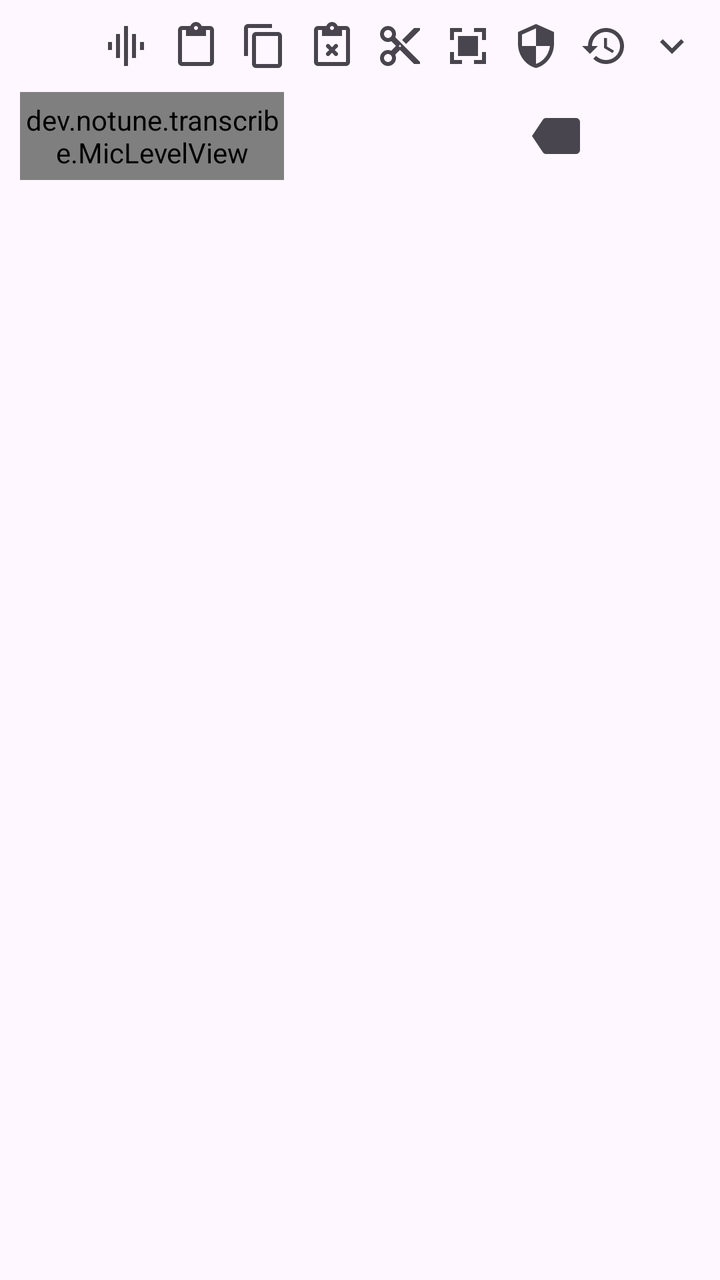
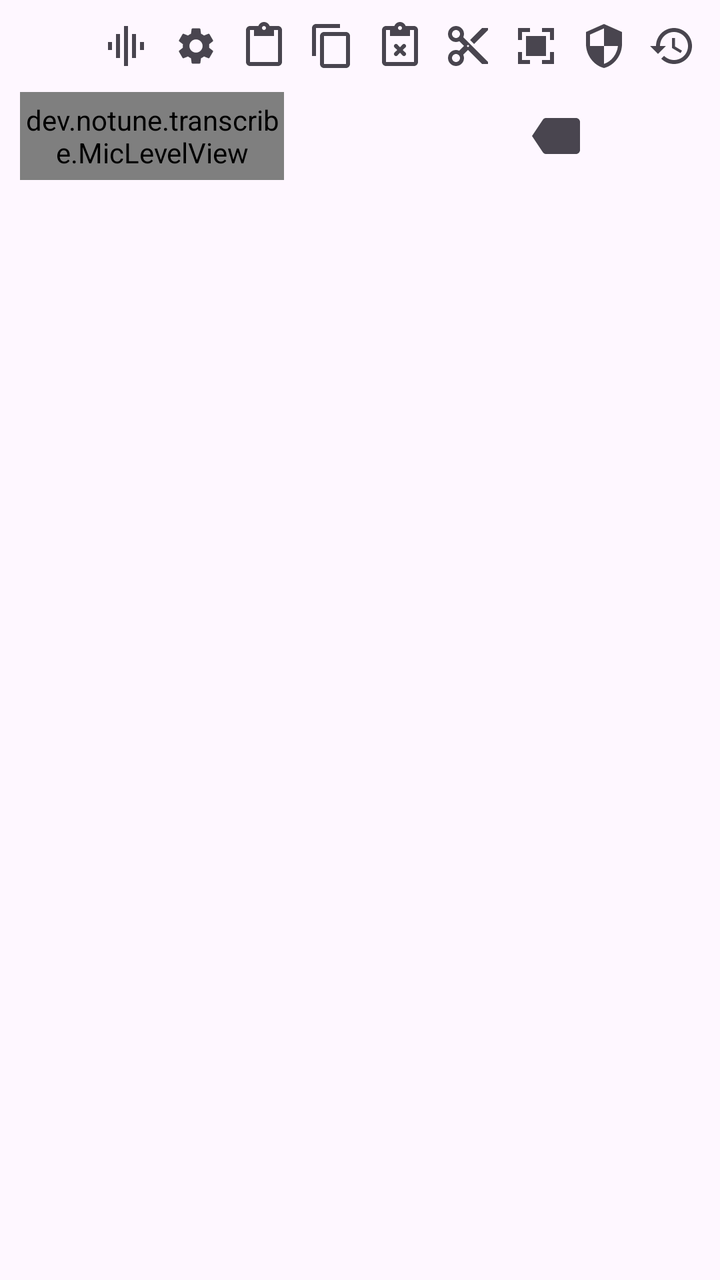

An Android layout rendered at two revisions. The XML below is the earlier revision; the diff shows what the commit changed to produce the second picture.
<!-- AndroidManifest.xml: application theme AppTheme -->
<!-- res/layout/ime_layout.xml -->
<?xml version="1.0" encoding="utf-8"?>
<LinearLayout xmlns:android="http://schemas.android.com/apk/res/android"
    xmlns:app="http://schemas.android.com/apk/res-auto"
    android:layout_width="match_parent"
    android:layout_height="wrap_content"
    android:orientation="vertical"
    android:background="?attr/colorSurface"
    android:paddingStart="10dp"
    android:paddingEnd="10dp"
    android:paddingTop="6dp"
    android:paddingBottom="6dp">

    
    <LinearLayout
        android:layout_width="match_parent"
        android:layout_height="36dp"
        android:orientation="horizontal"
        android:gravity="center_vertical"
        android:paddingBottom="2dp">

        <TextView
            android:id="@+id/ime_language_switch"
            android:layout_width="wrap_content"
            android:minWidth="34dp"
            android:layout_height="34dp"
            android:gravity="center"
            android:paddingStart="4dp"
            android:paddingEnd="4dp"
            android:background="?attr/selectableItemBackgroundBorderless"
            android:textColor="?attr/colorOnSurfaceVariant"
            android:textAppearance="?attr/textAppearanceLabelMedium"
            android:textStyle="bold"
            android:clickable="true"
            android:focusable="true"
            android:contentDescription="@string/ime_switch_language"/>

        <FrameLayout
            android:layout_width="34dp"
            android:layout_height="34dp"
            android:layout_marginStart="2dp">

            <ImageView
                android:id="@+id/ime_model_button"
                android:layout_width="34dp"
                android:layout_height="34dp"
                android:padding="5dp"
                android:src="@drawable/ic_model"
                android:scaleType="centerInside"
                android:tint="?attr/colorOnSurfaceVariant"
                android:contentDescription="@string/ime_model_selector"/>

            <Spinner
                android:id="@+id/ime_model_spinner"
                android:layout_width="match_parent"
                android:layout_height="match_parent"
                android:spinnerMode="dropdown"
                android:background="?attr/selectableItemBackgroundBorderless"
                android:contentDescription="@string/ime_model_selector"/>
        </FrameLayout>

        <View
            android:layout_width="0dp"
            android:layout_height="0dp"
            android:layout_weight="1"/>

        <ImageView
            android:id="@+id/ime_paste_button"
            android:layout_width="32dp"
            android:layout_height="32dp"
            android:padding="4dp"
            android:src="@drawable/ic_paste"
            android:scaleType="centerInside"
            android:tint="?attr/colorOnSurfaceVariant"
            android:background="?attr/selectableItemBackgroundBorderless"
            android:clickable="true"
            android:focusable="true"
            android:layout_marginStart="2dp"
            android:contentDescription="@string/ime_paste_button"/>

        <ImageView
            android:id="@+id/ime_copy_button"
            android:layout_width="32dp"
            android:layout_height="32dp"
            android:padding="4dp"
            android:src="@drawable/ic_copy"
            android:scaleType="centerInside"
            android:tint="?attr/colorOnSurfaceVariant"
            android:background="?attr/selectableItemBackgroundBorderless"
            android:clickable="true"
            android:focusable="true"
            android:layout_marginStart="2dp"
            android:contentDescription="@string/ime_copy_button"/>

        <ImageView
            android:id="@+id/ime_clear_clipboard_button"
            android:layout_width="32dp"
            android:layout_height="32dp"
            android:padding="4dp"
            android:src="@drawable/ic_clear_clipboard"
            android:scaleType="centerInside"
            android:tint="?attr/colorOnSurfaceVariant"
            android:background="?attr/selectableItemBackgroundBorderless"
            android:clickable="true"
            android:focusable="true"
            android:layout_marginStart="2dp"
            android:contentDescription="@string/ime_clear_clipboard_button"/>

        <ImageView
            android:id="@+id/ime_cut_button"
            android:layout_width="32dp"
            android:layout_height="32dp"
            android:padding="4dp"
            android:src="@drawable/ic_cut"
            android:scaleType="centerInside"
            android:tint="?attr/colorOnSurfaceVariant"
            android:background="?attr/selectableItemBackgroundBorderless"
            android:clickable="true"
            android:focusable="true"
            android:layout_marginStart="2dp"
            android:contentDescription="@string/ime_cut_button"/>

        <ImageView
            android:id="@+id/ime_select_all"
            android:layout_width="32dp"
            android:layout_height="32dp"
            android:padding="4dp"
            android:src="@drawable/ic_select_all"
            android:scaleType="centerInside"
            android:tint="?attr/colorOnSurfaceVariant"
            android:background="?attr/selectableItemBackgroundBorderless"
            android:clickable="true"
            android:focusable="true"
            android:layout_marginStart="2dp"
            android:contentDescription="@string/ime_select_all"/>

        <ImageView
            android:id="@+id/ime_privacy_toggle"
            android:layout_width="32dp"
            android:layout_height="32dp"
            android:padding="4dp"
            android:src="@drawable/ic_incognito"
            android:scaleType="centerInside"
            android:tint="?attr/colorOnSurfaceVariant"
            android:background="?attr/selectableItemBackgroundBorderless"
            android:clickable="true"
            android:focusable="true"
            android:layout_marginStart="2dp"
            android:contentDescription="@string/ime_privacy_mode"/>

        <ImageView
            android:id="@+id/ime_history_button"
            android:layout_width="32dp"
            android:layout_height="32dp"
            android:padding="4dp"
            android:src="@drawable/ic_history"
            android:scaleType="centerInside"
            android:tint="?attr/colorOnSurfaceVariant"
            android:background="?attr/selectableItemBackgroundBorderless"
            android:clickable="true"
            android:focusable="true"
            android:layout_marginStart="2dp"
            android:contentDescription="@string/ime_history_button"/>

        <ImageView
            android:id="@+id/ime_expand_toggle"
            android:layout_width="32dp"
            android:layout_height="32dp"
            android:padding="4dp"
            android:src="@drawable/ic_expand_more"
            android:scaleType="centerInside"
            android:tint="?attr/colorOnSurfaceVariant"
            android:background="?attr/selectableItemBackgroundBorderless"
            android:clickable="true"
            android:focusable="true"
            android:layout_marginStart="2dp"
            android:contentDescription="@string/ime_expand_keys"/>
    </LinearLayout>

    
    <TextView
        android:id="@+id/ime_last_wpm_text"
        android:layout_width="match_parent"
        android:layout_height="wrap_content"
        android:textColor="?attr/colorPrimary"
        android:textAppearance="?attr/textAppearanceLabelSmall"
        android:paddingStart="4dp"
        android:paddingEnd="4dp"
        android:paddingTop="2dp"
        android:visibility="gone"/>

    <TextView
        android:id="@+id/ime_stats_text"
        android:layout_width="match_parent"
        android:layout_height="wrap_content"
        android:maxLines="2"
        android:textColor="?attr/colorOnSurfaceVariant"
        android:textAppearance="?attr/textAppearanceLabelSmall"
        android:paddingStart="4dp"
        android:paddingEnd="4dp"
        android:paddingBottom="4dp"
        android:visibility="gone"/>

    
    <LinearLayout
        android:id="@+id/ime_history_container"
        android:layout_width="match_parent"
        android:layout_height="186dp"
        android:orientation="vertical"
        android:visibility="gone">

        
        <LinearLayout
            android:layout_width="match_parent"
            android:layout_height="wrap_content"
            android:orientation="horizontal"
            android:gravity="center_vertical"
            android:paddingBottom="6dp">

            <LinearLayout
                android:layout_width="0dp"
                android:layout_height="wrap_content"
                android:layout_weight="1"
                android:orientation="vertical"
                android:paddingStart="4dp">

                <TextView
                    android:layout_width="wrap_content"
                    android:layout_height="wrap_content"
                    android:text="@string/ime_history_title"
                    android:textAppearance="?attr/textAppearanceTitleSmall"
                    android:textColor="?attr/colorOnSurface"/>

                <TextView
                    android:layout_width="wrap_content"
                    android:layout_height="wrap_content"
                    android:text="@string/ime_history_retention_notice"
                    android:textAppearance="?attr/textAppearanceLabelSmall"
                    android:textColor="?attr/colorOnSurfaceVariant"/>
            </LinearLayout>

            <ImageView
                android:id="@+id/ime_history_clear_all"
                android:layout_width="34dp"
                android:layout_height="34dp"
                android:padding="5dp"
                android:src="@drawable/ic_delete"
                android:scaleType="centerInside"
                android:tint="?attr/colorOnSurfaceVariant"
                android:background="?attr/selectableItemBackgroundBorderless"
                android:clickable="true"
                android:focusable="true"
                android:contentDescription="@string/ime_history_clear_all"/>

            <ImageView
                android:id="@+id/ime_history_close"
                android:layout_width="34dp"
                android:layout_height="34dp"
                android:padding="5dp"
                android:src="@drawable/ic_close"
                android:scaleType="centerInside"
                android:tint="?attr/colorOnSurfaceVariant"
                android:background="?attr/selectableItemBackgroundBorderless"
                android:clickable="true"
                android:focusable="true"
                android:contentDescription="@string/ime_history_close"/>
        </LinearLayout>

        
        <FrameLayout
            android:layout_width="match_parent"
            android:layout_height="0dp"
            android:layout_weight="1">

            <ScrollView
                android:id="@+id/ime_history_scroll"
                android:layout_width="match_parent"
                android:layout_height="match_parent"
                android:fillViewport="true">

                <LinearLayout
                    android:id="@+id/ime_history_items_container"
                    android:layout_width="match_parent"
                    android:layout_height="wrap_content"
                    android:orientation="vertical"/>
            </ScrollView>

            <TextView
                android:id="@+id/ime_history_empty"
                android:layout_width="match_parent"
                android:layout_height="match_parent"
                android:gravity="center"
                android:text="@string/ime_history_empty"
                android:textColor="?attr/colorOnSurfaceVariant"
                android:textAppearance="?attr/textAppearanceBodyMedium"
                android:visibility="gone"/>
        </FrameLayout>
    </LinearLayout>

    
    <LinearLayout
        android:id="@+id/ime_qwerty_container"
        android:layout_width="match_parent"
        android:layout_height="wrap_content"
        android:orientation="vertical"
        android:paddingTop="2dp"
        android:paddingBottom="2dp"
        android:visibility="gone">

        
        <LinearLayout
            android:layout_width="match_parent"
            android:layout_height="35dp"
            android:orientation="horizontal"
            android:baselineAligned="false">
            <TextView android:id="@+id/ime_key_backtick" style="@style/ImeQwertyKey" android:text="&#x60;" />
            <TextView android:id="@+id/ime_key_quote_single" style="@style/ImeQwertyKey" android:text="&apos;" />
            <TextView android:id="@+id/ime_key_quote_double" style="@style/ImeQwertyKey" android:text="&quot;" />
            <TextView android:id="@+id/ime_key_brace_open" style="@style/ImeQwertyKey" android:text="{" />
            <TextView android:id="@+id/ime_key_brace_close" style="@style/ImeQwertyKey" android:text="}" />
            <TextView android:id="@+id/ime_key_bracket_open" style="@style/ImeQwertyKey" android:text="[" />
            <TextView android:id="@+id/ime_key_bracket_close" style="@style/ImeQwertyKey" android:text="]" />
            <TextView android:id="@+id/ime_key_underscore" style="@style/ImeQwertyKey" android:text="_" />
            <TextView android:id="@+id/ime_key_minus" style="@style/ImeQwertyKey" android:text="-" />
            <TextView android:id="@+id/ime_key_equal" style="@style/ImeQwertyKey" android:text="=" />
            <TextView android:id="@+id/ime_key_question" style="@style/ImeQwertyKey" android:text="?" />
        </LinearLayout>

        
        <LinearLayout
            android:layout_width="match_parent"
            android:layout_height="35dp"
            android:orientation="horizontal"
            android:baselineAligned="false"
            android:layout_marginTop="2dp">
            <TextView android:id="@+id/ime_key_exclamation" style="@style/ImeQwertyKey" android:text="!" />
            <TextView android:id="@+id/ime_key_at" style="@style/ImeQwertyKey" android:text="@" />
            <TextView android:id="@+id/ime_key_hash" style="@style/ImeQwertyKey" android:text="#" />
            <TextView android:id="@+id/ime_key_dollar" style="@style/ImeQwertyKey" android:text="$" />
            <TextView android:id="@+id/ime_key_percent" style="@style/ImeQwertyKey" android:text="%" />
            <TextView android:id="@+id/ime_key_caret" style="@style/ImeQwertyKey" android:text="^" />
            <TextView android:id="@+id/ime_key_ampersand" style="@style/ImeQwertyKey" android:text="&amp;" />
            <TextView android:id="@+id/ime_key_asterisk" style="@style/ImeQwertyKey" android:text="*" />
            <TextView android:id="@+id/ime_key_paren_open" style="@style/ImeQwertyKey" android:text="(" />
            <TextView android:id="@+id/ime_key_paren_close" style="@style/ImeQwertyKey" android:text=")" />
            <TextView android:id="@+id/ime_key_slash" style="@style/ImeQwertyKey" android:text="/" />
        </LinearLayout>

        
        <LinearLayout
            android:layout_width="match_parent"
            android:layout_height="35dp"
            android:orientation="horizontal"
            android:baselineAligned="false"
            android:layout_marginTop="2dp">
            <TextView android:id="@+id/ime_key_1" style="@style/ImeQwertyKey" android:text="1" />
            <TextView android:id="@+id/ime_key_2" style="@style/ImeQwertyKey" android:text="2" />
            <TextView android:id="@+id/ime_key_3" style="@style/ImeQwertyKey" android:text="3" />
            <TextView android:id="@+id/ime_key_4" style="@style/ImeQwertyKey" android:text="4" />
            <TextView android:id="@+id/ime_key_5" style="@style/ImeQwertyKey" android:text="5" />
            <TextView android:id="@+id/ime_key_6" style="@style/ImeQwertyKey" android:text="6" />
            <TextView android:id="@+id/ime_key_7" style="@style/ImeQwertyKey" android:text="7" />
            <TextView android:id="@+id/ime_key_8" style="@style/ImeQwertyKey" android:text="8" />
            <TextView android:id="@+id/ime_key_9" style="@style/ImeQwertyKey" android:text="9" />
            <TextView android:id="@+id/ime_key_0" style="@style/ImeQwertyKey" android:text="0" />
        </LinearLayout>

        
        <LinearLayout
            android:layout_width="match_parent"
            android:layout_height="35dp"
            android:orientation="horizontal"
            android:baselineAligned="false"
            android:layout_marginTop="2dp">
            <TextView android:id="@+id/ime_key_q" style="@style/ImeQwertyKey" android:text="q" />
            <TextView android:id="@+id/ime_key_w" style="@style/ImeQwertyKey" android:text="w" />
            <TextView android:id="@+id/ime_key_e" style="@style/ImeQwertyKey" android:text="e" />
            <TextView android:id="@+id/ime_key_r" style="@style/ImeQwertyKey" android:text="r" />
            <TextView android:id="@+id/ime_key_t" style="@style/ImeQwertyKey" android:text="t" />
            <TextView android:id="@+id/ime_key_y" style="@style/ImeQwertyKey" android:text="y" />
            <TextView android:id="@+id/ime_key_u" style="@style/ImeQwertyKey" android:text="u" />
            <TextView android:id="@+id/ime_key_i" style="@style/ImeQwertyKey" android:text="i" />
            <TextView android:id="@+id/ime_key_o" style="@style/ImeQwertyKey" android:text="o" />
            <TextView android:id="@+id/ime_key_p" style="@style/ImeQwertyKey" android:text="p" />
            <TextView android:id="@+id/ime_key_aring" style="@style/ImeQwertyKey" android:text="å" />
        </LinearLayout>

        
        <LinearLayout
            android:layout_width="match_parent"
            android:layout_height="35dp"
            android:orientation="horizontal"
            android:baselineAligned="false"
            android:layout_marginTop="2dp">
            <TextView android:id="@+id/ime_key_a" style="@style/ImeQwertyKey" android:text="a" />
            <TextView android:id="@+id/ime_key_s" style="@style/ImeQwertyKey" android:text="s" />
            <TextView android:id="@+id/ime_key_d" style="@style/ImeQwertyKey" android:text="d" />
            <TextView android:id="@+id/ime_key_f" style="@style/ImeQwertyKey" android:text="f" />
            <TextView android:id="@+id/ime_key_g" style="@style/ImeQwertyKey" android:text="g" />
            <TextView android:id="@+id/ime_key_h" style="@style/ImeQwertyKey" android:text="h" />
            <TextView android:id="@+id/ime_key_j" style="@style/ImeQwertyKey" android:text="j" />
            <TextView android:id="@+id/ime_key_k" style="@style/ImeQwertyKey" android:text="k" />
            <TextView android:id="@+id/ime_key_l" style="@style/ImeQwertyKey" android:text="l" />
            <TextView android:id="@+id/ime_key_ouml" style="@style/ImeQwertyKey" android:text="ö" />
            <TextView android:id="@+id/ime_key_auml" style="@style/ImeQwertyKey" android:text="ä" />
        </LinearLayout>

        
        <LinearLayout
            android:layout_width="match_parent"
            android:layout_height="35dp"
            android:orientation="horizontal"
            android:baselineAligned="false"
            android:layout_marginTop="2dp">
            <ImageView
                android:id="@+id/ime_key_shift"
                android:layout_width="0dp"
                android:layout_height="match_parent"
                android:layout_weight="1.5"
                android:scaleType="centerInside"
                android:src="@drawable/ic_shift"
                android:tint="?attr/colorOnSurfaceVariant"
                android:background="@drawable/bg_ime_key"
                android:clickable="true"
                android:focusable="true"
                android:layout_margin="1.5dp"
                android:contentDescription="Shift" />
            <TextView android:id="@+id/ime_key_z" style="@style/ImeQwertyKey" android:text="z" />
            <TextView android:id="@+id/ime_key_x" style="@style/ImeQwertyKey" android:text="x" />
            <TextView android:id="@+id/ime_key_c" style="@style/ImeQwertyKey" android:text="c" />
            <TextView android:id="@+id/ime_key_v" style="@style/ImeQwertyKey" android:text="v" />
            <TextView android:id="@+id/ime_key_b" style="@style/ImeQwertyKey" android:text="b" />
            <TextView android:id="@+id/ime_key_n" style="@style/ImeQwertyKey" android:text="n" />
            <TextView android:id="@+id/ime_key_m" style="@style/ImeQwertyKey" android:text="m" />
            <TextView
                android:id="@+id/ime_key_comma"
                style="@style/ImeQwertyKey"
                android:layout_weight="1.25"
                android:text="," />
            <TextView
                android:id="@+id/ime_key_dot"
                style="@style/ImeQwertyKey"
                android:layout_weight="1.25"
                android:text="." />
        </LinearLayout>
    </LinearLayout>

    
    <LinearLayout
        android:id="@+id/ime_action_row"
        android:layout_width="match_parent"
        android:layout_height="48dp"
        android:orientation="horizontal"
        android:gravity="center_vertical"
        android:baselineAligned="false"
        android:layout_marginTop="2dp"
        android:layout_marginBottom="2dp">

        
        <FrameLayout
            android:id="@+id/ime_record_container"
            android:layout_width="132dp"
            android:layout_height="44dp"
            android:layout_marginEnd="6dp"
            android:clickable="true"
            android:focusable="true">

            <View
                android:id="@+id/ime_record_circle"
                android:layout_width="match_parent"
                android:layout_height="match_parent"
                android:background="@drawable/bg_ime_record"/>

            
            
            <dev.notune.transcribe.MicLevelView
                android:id="@+id/ime_mic_level"
                android:layout_width="match_parent"
                android:layout_height="match_parent"/>

            <ImageView
                android:id="@+id/ime_mic_icon"
                android:layout_width="24dp"
                android:layout_height="24dp"
                android:src="@drawable/ic_mic"
                android:layout_gravity="center"
                android:contentDescription="@string/section_ime"/>

            <ProgressBar
                android:id="@+id/ime_progress"
                style="?android:attr/progressBarStyleSmall"
                android:layout_width="24dp"
                android:layout_height="24dp"
                android:layout_gravity="center"
                android:indeterminate="true"
                android:indeterminateTint="?attr/colorPrimary"
                android:visibility="gone"/>
        </FrameLayout>

        
        <ImageView
            android:id="@+id/ime_space"
            android:layout_width="0dp"
            android:layout_height="44dp"
            android:layout_weight="1"
            android:src="@drawable/ic_space"
            android:scaleType="centerInside"
            android:background="@drawable/bg_ime_key"
            android:tint="?attr/colorOnSurfaceVariant"
            android:clickable="true"
            android:focusable="true"
            android:layout_marginEnd="6dp"
            android:contentDescription="Space"/>

        
        <ImageView
            android:id="@+id/ime_backspace"
            android:layout_width="44dp"
            android:layout_height="44dp"
            android:src="@drawable/ic_backspace"
            android:scaleType="centerInside"
            android:background="@drawable/bg_ime_key"
            android:tint="?attr/colorOnSurfaceVariant"
            android:clickable="true"
            android:focusable="true"
            android:layout_marginEnd="6dp"
            android:contentDescription="Backspace"/>

        
        <ImageView
            android:id="@+id/ime_delete_word"
            android:layout_width="44dp"
            android:layout_height="44dp"
            android:src="@drawable/ic_delete_word"
            android:scaleType="centerInside"
            android:background="@drawable/bg_ime_key"
            android:tint="?attr/colorOnSurfaceVariant"
            android:clickable="true"
            android:focusable="true"
            android:layout_marginEnd="6dp"
            android:contentDescription="@string/ime_delete_word"/>

        
        <ImageView
            android:id="@+id/ime_enter"
            android:layout_width="44dp"
            android:layout_height="44dp"
            android:src="@drawable/ic_enter"
            android:scaleType="centerInside"
            android:background="@drawable/bg_ime_key"
            android:tint="?attr/colorOnSurfaceVariant"
            android:clickable="true"
            android:focusable="true"
            android:contentDescription="Enter"/>
    </LinearLayout>

</LinearLayout>
<!-- resources referenced by this layout -->
<resources>
  <!-- drawable bg_ime_record (drawable) -->
  <?xml version="1.0" encoding="utf-8"?>
  <shape xmlns:android="http://schemas.android.com/apk/res/android"
      android:shape="rectangle">
      <corners android:radius="16dp" />
      <solid android:color="@android:color/white" />
  </shape>
  <!-- drawable ic_delete (drawable) -->
  <vector xmlns:android="http://schemas.android.com/apk/res/android"
      android:width="24dp"
      android:height="24dp"
      android:viewportWidth="24"
      android:viewportHeight="24"
      android:tint="?attr/colorOnSurfaceVariant">
      <path
          android:fillColor="@android:color/white"
          android:pathData="M6,19c0,1.1 0.9,2 2,2h8c1.1,0 2,-0.9 2,-2V7H6v12zM8,9h8v10H8V9zM15.5,4l-1,-1h-5l-1,1H5v2h14V4h-3.5z" />
  </vector>
  <!-- drawable ic_expand_more (drawable) -->
  <vector xmlns:android="http://schemas.android.com/apk/res/android"
      android:width="24dp"
      android:height="24dp"
      android:viewportWidth="24"
      android:viewportHeight="24"
      android:tint="?attr/colorControlNormal">
    <path
        android:fillColor="@android:color/white"
        android:pathData="M16.59,8.59L12,13.17L7.41,8.59L6,10l6,6l6,-6z"/>
  </vector>
  <!-- drawable ic_model (drawable) -->
  <vector xmlns:android="http://schemas.android.com/apk/res/android"
      android:width="24dp"
      android:height="24dp"
      android:viewportWidth="24"
      android:viewportHeight="24">
      <path
          android:fillColor="@android:color/white"
          android:pathData="M7,18h2V6H7v12zM11,22h2V2h-2v20zM3,14h2v-4H3v4zM15,18h2V6h-2v12zM19,10v4h2v-4h-2z" />
  </vector>
  <!-- drawable ic_select_all (drawable) -->
  <vector xmlns:android="http://schemas.android.com/apk/res/android"
      android:width="24dp"
      android:height="24dp"
      android:viewportWidth="24"
      android:viewportHeight="24">
  
      
      <path
          android:fillColor="@android:color/white"
          android:pathData="M3,3h6v2H5v4H3V3zM15,3h6v6h-2V5h-4V3zM3,15h2v4h4v2H3v-6zM19,15h2v6h-6v-2h4v-4zM7,7h10v10H7z" />
  </vector>
  <!-- drawable ic_shift (drawable) -->
  <vector xmlns:android="http://schemas.android.com/apk/res/android"
      android:width="24dp"
      android:height="24dp"
      android:viewportWidth="24"
      android:viewportHeight="24">
      <path
          android:fillColor="@android:color/white"
          android:pathData="M12,4L5,11h4v6h6v-6h4L12,4z" />
  </vector>
  <string name="ime_clear_clipboard_button">Clear clipboard</string>
  <string name="ime_copy_button">Copy selected text</string>
  <string name="ime_cut_button">Cut selected text</string>
  <string name="ime_delete_word">Delete word</string>
  <string name="ime_expand_keys">Show extra keys</string>
  <string name="ime_history_button">Recent Transcriptions</string>
  <string name="ime_history_clear_all">Clear all history</string>
  <string name="ime_history_close">Close history</string>
  <string name="ime_history_empty">No transcriptions from the last 10 minutes</string>
  <string name="ime_history_retention_notice">Retained for 10 minutes</string>
  <string name="ime_history_title">Recent Transcriptions</string>
  <string name="ime_model_selector">Select speech model</string>
  <string name="ime_paste_button">Paste from clipboard</string>
  <string name="ime_privacy_mode">Private Mode</string>
  <string name="ime_select_all">Select all text</string>
  <string name="ime_switch_language">Switch language</string>
  <string name="section_ime">Alternative: Voice keyboard</string>
  <style name="AppTheme" parent="Theme.Material3.DayNight.NoActionBar">
          <item name="colorPrimary">@color/colorPrimary</item>
          <item name="colorOnPrimary">@color/white</item>
          
          <item name="android:windowLightStatusBar">true</item>
      </style>
</resources>

<!-- the commit's change to res/layout/ime_layout.xml (unified diff, before → after) -->
@@ -57,6 +57,20 @@
                 android:background="?attr/selectableItemBackgroundBorderless"
                 android:contentDescription="@string/ime_model_selector"/>
         </FrameLayout>
+
+        <ImageView
+            android:id="@+id/ime_app_button"
+            android:layout_width="32dp"
+            android:layout_height="32dp"
+            android:padding="5dp"
+            android:src="@drawable/ic_settings"
+            android:scaleType="centerInside"
+            android:tint="?attr/colorOnSurfaceVariant"
+            android:background="?attr/selectableItemBackgroundBorderless"
+            android:clickable="true"
+            android:focusable="true"
+            android:layout_marginStart="2dp"
+            android:contentDescription="@string/ime_open_app"/>
 
         <View
             android:layout_width="0dp"
<!-- resource entries referenced after the edit -->
@@ -73,6 +73,7 @@
   <string name="ime_history_retention_notice">Retained for 10 minutes</string>
   <string name="ime_history_title">Recent Transcriptions</string>
   <string name="ime_model_selector">Select speech model</string>
+  <string name="ime_open_app">Open app settings</string>
   <string name="ime_paste_button">Paste from clipboard</string>
   <string name="ime_privacy_mode">Private Mode</string>
   <string name="ime_select_all">Select all text</string>
